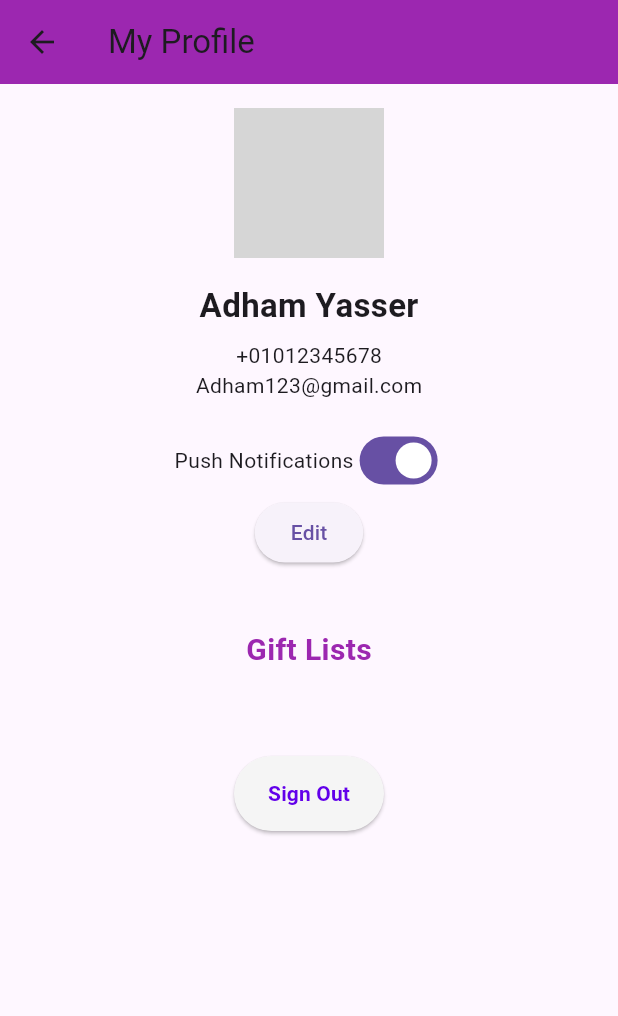
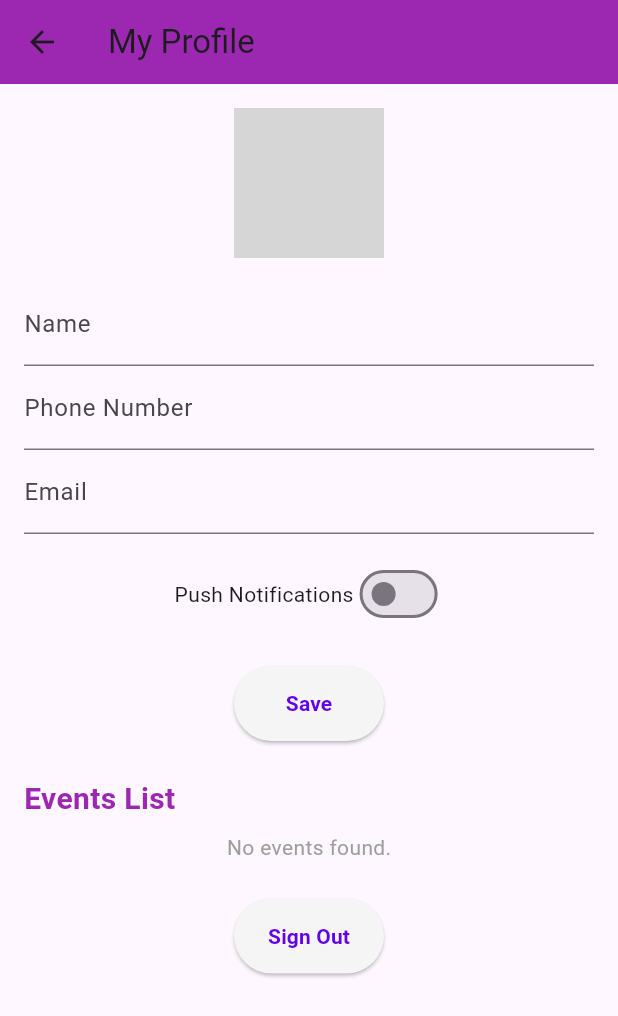
Before and after one commit to adham137/Flutter_Gifting_App, a Flutter app: the ProfilePage screen opened directly, after a tap on "Edit", on a phone screen of 412 x 824 dp. Shown: the top 1016 px of the screen. Run offline on Flutter 3.47's test engine with Material 3 defaults, Android fonts, the phone set to English and light mode, and no system bars; our stand-ins replace cloud_firestore, firebase_auth, firebase_core, firebase_database; accounts and stored records are empty; generated files the repository leaves out were written again; network calls fail; statements that could not run were skipped; grey boxes are pictures that could not be loaded.

Commit message:
My profile page

```diff
--- a/flutter_gifting_app/lib/models/user.dart
+++ b/flutter_gifting_app/lib/models/user.dart
@@ -8,6 +8,7 @@ class UserModel {
   String? profilePictureUrl;
   Timestamp createdAt;
   List<String> friends;
+  bool pushNotifications;
 
   UserModel({
     required this.userId,
@@ -17,6 +18,7 @@ class UserModel {
     this.profilePictureUrl,
     required this.createdAt,
     required this.friends,
+    required this.pushNotifications,
   });
 
   // Convert Firestore document to UserModel
@@ -30,6 +32,7 @@ class UserModel {
       profilePictureUrl: data['profile_picture_url'],
       createdAt: data['created_at'],
       friends: List<String>.from(data['friends']),
+      pushNotifications: data['push_notifications'],
     );
   }
 
@@ -42,6 +45,7 @@ class UserModel {
       'profile_picture_url': profilePictureUrl,
       'created_at': createdAt,
       'friends': friends,
+      'push_notifications': pushNotifications,
     };
   }
 
--- a/flutter_gifting_app/lib/screens/my_profile_screen.dart
+++ b/flutter_gifting_app/lib/screens/my_profile_screen.dart
@@ -1,29 +1,85 @@
 import 'package:flutter/material.dart';
-import 'package:firebase_auth/firebase_auth.dart'; // Import FirebaseAuth
-
+import 'package:cloud_firestore/cloud_firestore.dart';
+import 'package:firebase_auth/firebase_auth.dart';
+import '../components/event_card.dart';
 import '../utils/colors.dart';
 import '../utils/fonts.dart';
+import '../models/user.dart';
+import '../utils/user_manager.dart';
+import '../models/event.dart';
+import 'event_details.dart';
+class ProfilePage extends StatefulWidget {
+  @override
+  _ProfilePageState createState() => _ProfilePageState();
+}
 
-import '../components/event_card.dart'; // Import EventCard widget
+class _ProfilePageState extends State<ProfilePage> {
+  late UserModel? currentUser;
+  bool isLoading = true;
+  bool isEditing = false;
 
-class ProfilePage extends StatelessWidget {
+  List<EventModel> userEvents = []; // To store the user's events
+  bool areEventsLoading = true; // Loading state for events
 
-  /////////////////////////////////////////////////////////// Sign-out method
-  void _signOut(BuildContext context) async {
+  @override
+  void initState() {
+    super.initState();
+    fetchUserData();
+    loadUserEvents();
+  }
+
+  Future<void> fetchUserData() async {
     try {
-      await FirebaseAuth.instance.signOut();
-      Navigator.pushNamedAndRemoveUntil(
-        context,
-        '/sign-in',
-        (route) => false, // Remove all previous routes
-      );
+      final user = await UserModel.getUser(UserManager.currentUserId!);
+      setState(() {
+        currentUser = user;
+        isLoading = false;
+      });
     } catch (e) {
+      setState(() {
+        isLoading = false;
+      });
       ScaffoldMessenger.of(context).showSnackBar(
-        SnackBar(content: Text('Error: ${e.toString()}')),
+        SnackBar(content: Text('Failed to load user data: $e')),
       );
     }
   }
-  ///////////////////////////////////////////////////////////
+
+    Future<void> loadUserEvents() async {
+    try {
+      final userId = UserManager.currentUserId!;
+      final events = await EventModel.getEventsByUser(userId);
+      setState(() {
+        userEvents = events;
+        areEventsLoading = false;
+      });
+    } catch (e) {
+      setState(() {
+        areEventsLoading = false;
+      });
+      ScaffoldMessenger.of(context).showSnackBar(
+        SnackBar(content: Text('Failed to load events: $e')),
+      );
+    }
+  }
+  void _refreshEvents() {
+    loadUserEvents(); // Refresh the events list
+  }
+  void _updateUserField(String field, dynamic value) async {
+    try {
+      await UserModel.updateUser(UserManager.currentUserId!, {field: value});
+      setState(() {
+        if (field == 'name') currentUser!.name = value;
+        if (field == 'email') currentUser!.email = value;
+        if (field == 'phone_number') currentUser!.phoneNumber = value;
+        if (field == 'push_notifications') currentUser!.pushNotifications = value;
+      });
+    } catch (e) {
+      ScaffoldMessenger.of(context).showSnackBar(
+        SnackBar(content: Text('Failed to update $field: $e')),
+      );
+    }
+  }
 
   @override
   Widget build(BuildContext context) {
@@ -32,7 +88,11 @@ class ProfilePage extends StatelessWidget {
         title: Text("My Profile"),
         backgroundColor: Colors.purple,
       ),
-      body: SingleChildScrollView(
+      body: isLoading
+          ? Center(child: CircularProgressIndicator())
+          : currentUser == null
+              ? Center(child: Text('No user data available.'))
+              : SingleChildScrollView(
                   child: Column(
                     crossAxisAlignment: CrossAxisAlignment.center,
                     children: [
@@ -40,80 +100,114 @@ class ProfilePage extends StatelessWidget {
                       // Profile Header
                       CircleAvatar(
                         radius: 50,
-              backgroundImage: AssetImage("assets/profile_picture.png"), // Replace with actual image
+                        backgroundImage: currentUser!.profilePictureUrl != null
+                            ? NetworkImage(currentUser!.profilePictureUrl!)
+                            : AssetImage("assets/profile_picture.png") as ImageProvider,
                       ),
                       SizedBox(height: 16),
-            Text(
-              "Adham Yasser",
-              style: TextStyle(fontSize: 22, fontWeight: FontWeight.bold),
+                      // Editable Fields
+                      _buildEditableField(
+                        label: 'Name',
+                        value: currentUser!.name,
+                        isEditable: isEditing,
+                        onSave: (value) => _updateUserField('name', value),
                       ),
-            SizedBox(height: 8),
-            Text("+01012345678"),
-            Text("Adham123@gmail.com"),
+                      _buildEditableField(
+                        label: 'Phone Number',
+                        value: currentUser!.phoneNumber,
+                        isEditable: isEditing,
+                        onSave: (value) => _updateUserField('phone_number', value),
+                      ),
+                      _buildEditableField(
+                        label: 'Email',
+                        value: currentUser!.email,
+                        isEditable: isEditing,
+                        onSave: (value) => _updateUserField('email', value),
+                      ),
                       SizedBox(height: 16),
+
+
                       // Push Notification Toggle
                       Row(
                         mainAxisAlignment: MainAxisAlignment.center,
                         children: [
                           Text("Push Notifications"),
                           Switch(
-                  value: true, // Set the initial value or state
-                  onChanged: (value) {
-                    // Handle toggle logic
-                  },
+                            value: currentUser!.pushNotifications,
+                            onChanged: isEditing
+                                ? (value) => _updateUserField('push_notifications', value)
+                                : null,
                           ),
                         ],
                       ),
+                      SizedBox(height: 24),
                       // Edit Button
-            ElevatedButton(
+                      Padding(
+                        padding: const EdgeInsets.symmetric(horizontal: 16.0),
+                        child: ElevatedButton(
                           onPressed: () {
-                // Navigate to the Edit Profile page
+                            setState(() {
+                              isEditing = !isEditing;
+                            });
                           },
-              child: Text("Edit"),
+                          style: ElevatedButton.styleFrom(
+                            backgroundColor: AppColors.lightGrey,
+                            padding: EdgeInsets.symmetric(vertical: 12),
+                            fixedSize: Size(100, 50),
+                          ),
+                          child: Text(
+                            isEditing ? "Save" : "Edit",
+                            style: AppFonts.button,
+                          ),
+                        ),
                       ),
                       SizedBox(height: 24),
-            // Gift Lists Section
-            Container(
-              padding: EdgeInsets.symmetric(vertical: 16.0, horizontal: 16.0),
-              child: Column(
-                crossAxisAlignment: CrossAxisAlignment.start,
-                children: [
-                  Text(
-                    "Gift Lists",
+                      // Gift Lists Placeholder
+                                            // Events Section
+                      Padding(
+                        padding: const EdgeInsets.symmetric(horizontal: 16.0),
+                        child: Align(
+                          alignment: Alignment.centerLeft,
+                          child: Text(
+                            "Events List",
                             style: TextStyle(
                               fontSize: 20,
                               fontWeight: FontWeight.bold,
                               color: Colors.purple,
                             ),
                           ),
-                  SizedBox(height: 16),
-                  // Use EventCard dynamically
-                  // EventCard(
-                  //   name: "Adham Yasser",
-                  //   title: "Grad",
-                  //   location: "Ain Shams University",
-                  //   date: "15/9/2025",
-                  //   time: "8:00 PM",
-                  //   status: "Current",
+                        ),
+                      ),
+                      SizedBox(height: 8),
+                      areEventsLoading
+                          ? Center(child: CircularProgressIndicator())
+                          : userEvents.isEmpty
+                              ? Center(
+                                  child: Text(
+                                    "No events found.",
+                                    style: TextStyle(color: Colors.grey),
+                                  ),
+                                )
+                              : ListView.builder(
+                                  shrinkWrap: true,
+                                  physics: NeverScrollableScrollPhysics(),
+                                  itemCount: userEvents.length,
+                                  itemBuilder: (context, index) {
+                                    final event = userEvents[index];
+                                    return EventCard(
+                                      event: event,
+                                      onView: () {
+                                        Navigator.push(
+                                        context,
+                                        MaterialPageRoute(
+                                          builder: (context) => MyEventPage(event: event), // Pass the event object here
+                                        ),
+                                      );
 
-                  //   onView: () {
-                  //     // Handle view action
-                  //   },
-                  // ),
-                  // EventCard(
-                  //   name: "Adham Yasser",
-                  //   title: "My Birthday",
-                  //   location: "McDonald's El-Serag",
-                  //   date: "13/7/2025",
-                  //   time: "12:00 AM",
-                  //   status: "Upcoming",
-
-                  //   onView: () {
-                  //     // Handle view action
-                  //   },
-                  // ),
-                ],
-              ),
+                                      },
+                                      onDeleteUpdateScreen: _refreshEvents,
+                                    );
+                                  },
                                 ),
                       SizedBox(height: 24),
                       // Sign-Out Button
@@ -121,9 +215,8 @@ class ProfilePage extends StatelessWidget {
                         padding: const EdgeInsets.symmetric(horizontal: 16.0),
                         child: ElevatedButton(
                           onPressed: () => _signOut(context),
-                // i want to make this button bigger horizontaly
                           style: ElevatedButton.styleFrom(
-                  backgroundColor: AppColors.lightGrey, // Red for sign-out
+                            backgroundColor: AppColors.lightGrey,
                             padding: EdgeInsets.symmetric(vertical: 12),
                             fixedSize: Size(100, 50),
                           ),
@@ -139,4 +232,37 @@ class ProfilePage extends StatelessWidget {
                 ),
     );
   }
+
+  Widget _buildEditableField({
+    required String label,
+    required String? value,
+    required bool isEditable,
+    required Function(String) onSave,
+  }) {
+    return Padding(
+      padding: const EdgeInsets.symmetric(horizontal: 16.0),
+      child: TextFormField(
+        initialValue: value,
+        readOnly: !isEditable,
+        decoration: InputDecoration(labelText: label),
+        onFieldSubmitted: isEditable ? onSave : null,
+        style: TextStyle(color: isEditable ? Colors.black : Colors.grey),
+      ),
+    );
   }
+
+  void _signOut(BuildContext context) async {
+    try {
+      await FirebaseAuth.instance.signOut();
+      Navigator.pushNamedAndRemoveUntil(
+        context,
+        '/sign-in',
+        (route) => false,
+      );
+    } catch (e) {
+      ScaffoldMessenger.of(context).showSnackBar(
+        SnackBar(content: Text('Error: ${e.toString()}')),
+      );
+    }
+  }
+}
--- a/flutter_gifting_app/lib/screens/signup_screen.dart
+++ b/flutter_gifting_app/lib/screens/signup_screen.dart
@@ -39,6 +39,7 @@ class _SignUpScreenState extends State<SignUpScreen> {
           profilePictureUrl: null, // This can be updated later
           createdAt: Timestamp.now(),
           friends: [],
+          pushNotifications: false,
         );
         await UserModel.createUser(user);
 
```
Also changed, not shown: flutter_gifting_app/lib/controllers/controller_my_profile_page.dart (added, +74 -0 lines), flutter_gifting_app/lib/components/editable_field.dart (added). Lines whose indentation alone changed are shown as unchanged.
